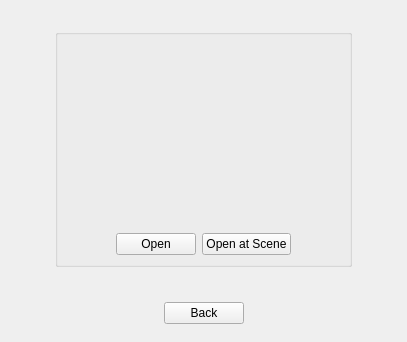
RemotelyChaotic/JOIPEngine, file src/SceneScreen.ui: the form before one commit.
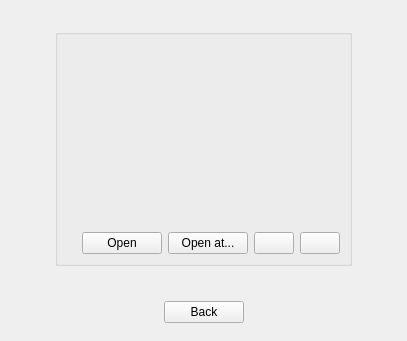
The form after the commit. Custom widgets are drawn as their Qt base class.

Commit message: Added buttons to open project folder and reload projects

The edit to the form file:
```diff
--- a/src/SceneScreen.ui
+++ b/src/SceneScreen.ui
@@ -7,7 +7,7 @@
     <x>0</x>
     <y>0</y>
     <width>407</width>
-    <height>342</height>
+    <height>341</height>
    </rect>
   </property>
   <property name="windowTitle">
@@ -125,6 +125,27 @@
               <number>0</number>
              </property>
              <item>
+              <widget class="QWidget" name="widget_5" native="true">
+               <property name="sizePolicy">
+                <sizepolicy hsizetype="Expanding" vsizetype="Preferred">
+                 <horstretch>0</horstretch>
+                 <verstretch>0</verstretch>
+                </sizepolicy>
+               </property>
+               <layout class="QHBoxLayout" name="horizontalLayout_4">
+                <property name="leftMargin">
+                 <number>0</number>
+                </property>
+                <property name="topMargin">
+                 <number>0</number>
+                </property>
+                <property name="rightMargin">
+                 <number>0</number>
+                </property>
+                <property name="bottomMargin">
+                 <number>0</number>
+                </property>
+                <item>
               <spacer name="horizontalSpacer_3">
                <property name="orientation">
                 <enum>Qt::Horizontal</enum>
@@ -137,6 +158,24 @@
                </property>
               </spacer>
              </item>
+               </layout>
+              </widget>
+             </item>
+             <item>
+              <widget class="QWidget" name="widget_6" native="true">
+               <layout class="QHBoxLayout" name="horizontalLayout_5">
+                <property name="leftMargin">
+                 <number>0</number>
+                </property>
+                <property name="topMargin">
+                 <number>0</number>
+                </property>
+                <property name="rightMargin">
+                 <number>0</number>
+                </property>
+                <property name="bottomMargin">
+                 <number>0</number>
+                </property>
              <item>
               <widget class="QPushButton" name="pOpenExistingProjectButton">
                <property name="text">
@@ -147,10 +186,34 @@
              <item>
               <widget class="QPushButton" name="pOpenExistingProjectAtSceneButton">
                <property name="text">
-                <string>Open at Scene</string>
+                   <string>Open at...</string>
                </property>
               </widget>
              </item>
+               </layout>
+              </widget>
+             </item>
+             <item>
+              <widget class="QWidget" name="widget_4" native="true">
+               <property name="sizePolicy">
+                <sizepolicy hsizetype="Expanding" vsizetype="Preferred">
+                 <horstretch>0</horstretch>
+                 <verstretch>0</verstretch>
+                </sizepolicy>
+               </property>
+               <layout class="QHBoxLayout" name="horizontalLayout_3">
+                <property name="leftMargin">
+                 <number>0</number>
+                </property>
+                <property name="topMargin">
+                 <number>0</number>
+                </property>
+                <property name="rightMargin">
+                 <number>0</number>
+                </property>
+                <property name="bottomMargin">
+                 <number>0</number>
+                </property>
              <item>
               <spacer name="horizontalSpacer_4">
                <property name="orientation">
@@ -163,6 +226,29 @@
                 </size>
                </property>
               </spacer>
+                </item>
+                <item>
+                 <widget class="QPushButton" name="OpenExplorerButton">
+                  <property name="toolTip">
+                   <string>Show in Explorer</string>
+                  </property>
+                  <property name="text">
+                   <string/>
+                  </property>
+                 </widget>
+                </item>
+                <item>
+                 <widget class="QPushButton" name="ReloadProjectButton">
+                  <property name="toolTip">
+                   <string>Reload Projects</string>
+                  </property>
+                  <property name="text">
+                   <string/>
+                  </property>
+                 </widget>
+                </item>
+               </layout>
+              </widget>
              </item>
             </layout>
            </widget>
```
Lines whose indentation alone changed are shown as unchanged. The commit also changes 20 other files.
